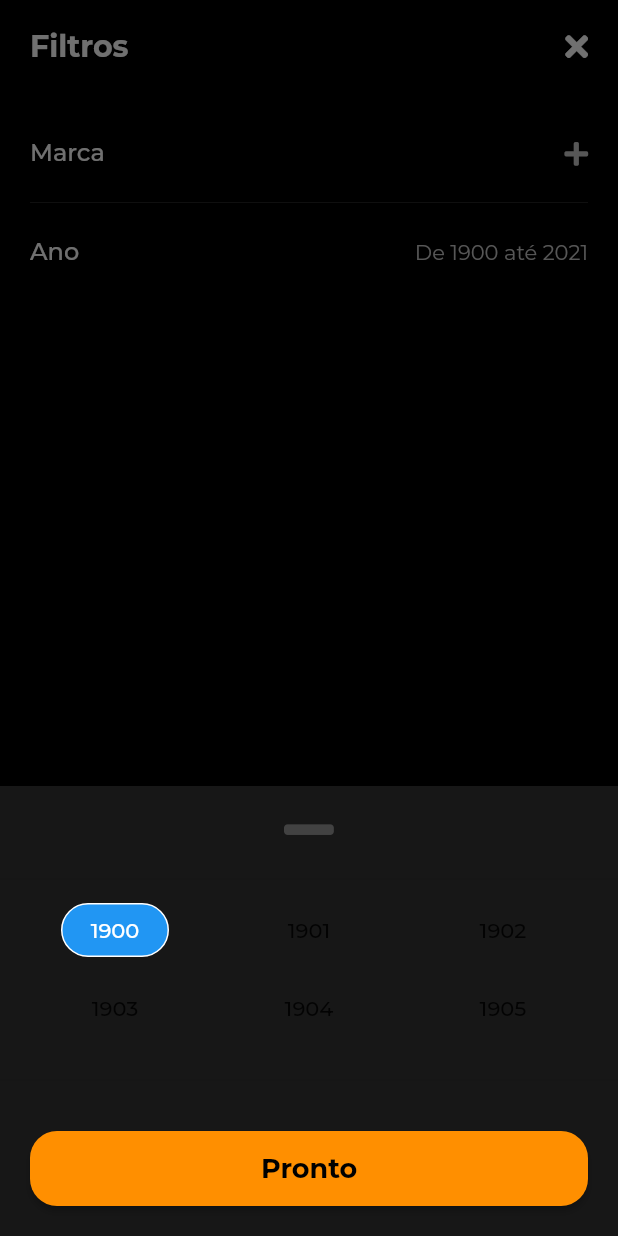
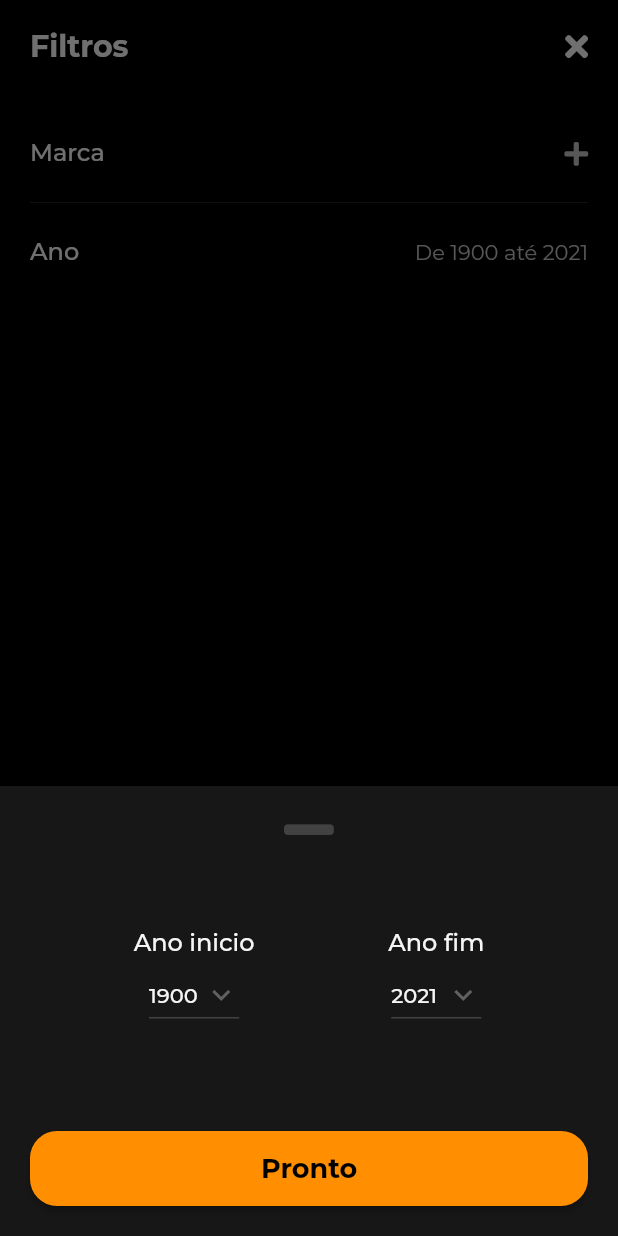
Before and after one commit to LucasPitol/ficha_tecnica_carros, a Flutter app: the FilterComponent screen opened directly with empty values, after a tap on "Ano", on a phone screen of 412 x 824 dp. Run offline on Flutter 3.47's test engine with Material 2 defaults, Android fonts, the phone set to English and light mode, and no system bars; our stand-ins replace cloud_firestore, firebase_core, font_awesome_flutter, google_fonts, smooth_page_indicator; accounts and stored records are empty; network calls fail.

Commit message:
https://app.clubhouse.io/pitol/story/523/filtro tarefas 4, 5 e 7: DONE

```diff
--- a/web_carros_app/lib/models/dtos/filterDto.dart
+++ b/web_carros_app/lib/models/dtos/filterDto.dart
@@ -1,11 +1,13 @@
+import '../brand.dart';
+
 class FilterDto {
-  String brand;
+  Brand brand;
   String model;
-  DateTime initDate;
-  DateTime endDate;
+  int initYear;
+  int endYear;
 
   FilterDto() {
-    this.initDate = DateTime(1900, 01, 01);
-    this.endDate = DateTime.now();
+    this.initYear = 1900;
+    this.endYear = DateTime.now().year;
   }
 }
--- a/web_carros_app/lib/pages/filter/filter_component.dart
+++ b/web_carros_app/lib/pages/filter/filter_component.dart
@@ -32,21 +32,22 @@ class _FilterComponentState extends State<FilterComponent> {
   bool isShowingSelectModelContainer;
   Brand selectedBrand;
   Model selectedModel;
-  DateTime initDate;
-  DateTime endDate;
+  int initYear;
+  int endYear;
 
   _FilterComponentState(this.previousFilter) {
     this._brandService = BrandService();
     this.newFilter = previousFilter;
+    this.selectedBrand = previousFilter.brand;
     this.isShowingSelectBrandContainer = false;
     this.isShowingSelectModelContainer = false;
     this.brandsLoading = false;
     this.brandList = [];
     this.modelList = [];
-    this.initDate = previousFilter.initDate;
-    this.endDate = previousFilter.endDate;
-    this.newFilter.initDate = initDate;
-    this.newFilter.endDate = endDate;
+    this.initYear = previousFilter.initYear;
+    this.endYear = previousFilter.endYear;
+    this.newFilter.initYear = initYear;
+    this.newFilter.endYear = endYear;
   }
 
   @override
@@ -90,7 +91,7 @@ class _FilterComponentState extends State<FilterComponent> {
         this.selectedBrand = brand;
       });
 
-      this.newFilter.brand = this.selectedBrand.name;
+      this.newFilter.brand = this.selectedBrand;
 
       this.hideSelectBrandContainer();
     }
@@ -180,20 +181,20 @@ class _FilterComponentState extends State<FilterComponent> {
   }
 
   showSelectYearBottomSheet() async {
-    Future<Tuple<DateTime, DateTime>> selectedValue = showModalBottomSheet(
+    Future<Tuple<int, int>> selectedValue = showModalBottomSheet(
         context: context,
         builder: (builder) {
-          return YearBottomSheetComponent(this.initDate, this.endDate);
+          return YearBottomSheetComponent(this.initYear, this.endYear);
         });
     selectedValue.then((value) {
       if (value != null) {
         setState(() {
-          this.initDate = value.a;
-          this.endDate = value.b;
+          this.initYear = value.a;
+          this.endYear = value.b;
         });
 
-        this.newFilter.initDate = initDate;
-        this.newFilter.endDate = endDate;
+        this.newFilter.initYear = initYear;
+        this.newFilter.endYear = endYear;
       }
     });
   }
@@ -300,9 +301,9 @@ class _FilterComponentState extends State<FilterComponent> {
                           ),
                           Text(
                             'De ' +
-                                this.initDate.year.toString() +
+                                this.initYear.toString() +
                                 ' até ' +
-                                this.endDate.year.toString(),
+                                this.endYear.toString(),
                             style: Styles.montTextGrey,
                           ),
                         ],
--- a/web_carros_app/lib/pages/filter/year_bottom_sheet_component.dart
+++ b/web_carros_app/lib/pages/filter/year_bottom_sheet_component.dart
@@ -1,38 +1,61 @@
+import 'package:font_awesome_flutter/font_awesome_flutter.dart';
+import 'package:google_fonts/google_fonts.dart';
+import 'package:web_carros_app/models/tuple.dart';
+import 'package:web_carros_app/utils/constants.dart';
+import 'package:web_carros_app/utils/styles.dart';
 import 'package:flutter/material.dart';
-import 'package:font_awesome_flutter/font_awesome_flutter.dart';
-import 'package:web_carros_app/models/tuple.dart';
-import 'package:web_carros_app/utils/styles.dart';
 
 class YearBottomSheetComponent extends StatefulWidget {
-  final DateTime initDate;
-  final DateTime endDate;
+  final int initYear;
+  final int endYear;
 
-  YearBottomSheetComponent(this.initDate, this.endDate);
+  YearBottomSheetComponent(this.initYear, this.endYear);
 
   @override
   _YearBottomSheetComponentState createState() =>
-      _YearBottomSheetComponentState(initDate, endDate);
+      _YearBottomSheetComponentState(initYear, endYear);
 }
 
 class _YearBottomSheetComponentState extends State<YearBottomSheetComponent> {
-  final DateTime initDate;
-  final DateTime endDate;
-  DateTime newInitDate;
-  DateTime newEndDate;
-  Tuple<DateTime, DateTime> dateRangeTuple;
+  final int initYear;
+  final int endYear;
+  int newInitYear;
+  int newEndYear;
+  Tuple<int, int> dateRangeTuple;
+  List<int> years;
 
-  _YearBottomSheetComponentState(this.initDate, this.endDate) {
-    this.dateRangeTuple = Tuple(initDate, endDate);
-    this.newInitDate = initDate;
-    this.newEndDate = endDate;
+  _YearBottomSheetComponentState(this.initYear, this.endYear) {
+    this.newInitYear = initYear;
+    this.newEndYear = endYear;
+    this._buildTuple();
+    this.years = Constants.getYears();
   }
 
-  _selectInitDate(newDate) {
-    this.dateRangeTuple = Tuple(newDate, endDate);
+  @override
+  void initState() {
+    super.initState();
   }
 
   void _selectDateRange() {
     Navigator.pop(context, dateRangeTuple);
+  }
+
+  _buildTuple() {
+    this.dateRangeTuple = Tuple(newInitYear, newEndYear);
+  }
+
+  _selectInitDate(int newValue) {
+    setState(() {
+      this.newInitYear = newValue;
+    });
+
+    this._buildTuple();
+  }
+
+  _selectEndDate(int newValue) {
+    this.newEndYear = newValue;
+
+    this._buildTuple();
   }
 
   @override
@@ -52,16 +75,95 @@ class _YearBottomSheetComponentState extends State<YearBottomSheetComponent> {
             ),
           ),
           Container(
-            height: 150,
-            child: YearPicker(
-              currentDate: this.initDate,
-              firstDate: DateTime(1900, 01, 01),
-              initialDate: this.initDate,
-              lastDate: DateTime.now(),
-              selectedDate: this.newInitDate,
-              onChanged: (DateTime newDate) {
-                this.newInitDate = newDate;
-              },
+            height: 80,
+            child: Row(
+              mainAxisAlignment: MainAxisAlignment.spaceEvenly,
+              children: [
+                Column(
+                  mainAxisAlignment: MainAxisAlignment.center,
+                  children: [
+                    Text(
+                      'Ano inicio',
+                      style: Styles.montText,
+                    ),
+                    DropdownButton<int>(
+                      dropdownColor: Styles.mainBackgroundColor,
+                      value: newInitYear,
+                      icon: Icon(
+                        Icons.keyboard_arrow_down,
+                        // color: Colors.grey,
+                      ),
+                      iconSize: 24,
+                      elevation: 16,
+                      style: GoogleFonts.montserrat(
+                        textStyle: TextStyle(
+                          fontWeight: FontWeight.w500,
+                          color: Colors.grey.shade100,
+                          fontSize: 14,
+                        ),
+                      ),
+                      underline: Container(
+                        height: 1,
+                        color: Colors.grey.shade800,
+                      ),
+                      onChanged: (int newValue) {
+                        _selectInitDate(newValue);
+                      },
+                      items: years.map<DropdownMenuItem<int>>((int item) {
+                        return DropdownMenuItem<int>(
+                          value: item,
+                          child: Text(
+                            item.toString(),
+                            style: Styles.montTextLittle,
+                          ),
+                        );
+                      }).toList(),
+                    ),
+                  ],
+                ),
+                Column(
+                  mainAxisAlignment: MainAxisAlignment.center,
+                  children: [
+                    Text(
+                      'Ano fim',
+                      style: Styles.montText,
+                    ),
+                    DropdownButton<int>(
+                      dropdownColor: Styles.mainBackgroundColor,
+                      value: newEndYear,
+                      icon: Icon(
+                        Icons.keyboard_arrow_down,
+                        // color: Colors.grey,
+                      ),
+                      iconSize: 24,
+                      elevation: 16,
+                      style: GoogleFonts.montserrat(
+                        textStyle: TextStyle(
+                          fontWeight: FontWeight.w500,
+                          color: Colors.grey.shade100,
+                          fontSize: 14,
+                        ),
+                      ),
+                      underline: Container(
+                        height: 1,
+                        color: Colors.grey.shade800,
+                      ),
+                      onChanged: (int newValue) {
+                        _selectEndDate(newValue);
+                      },
+                      items: years.map<DropdownMenuItem<int>>((int item) {
+                        return DropdownMenuItem<int>(
+                          value: item,
+                          child: Text(
+                            item.toString(),
+                            style: Styles.montTextLittle,
+                          ),
+                        );
+                      }).toList(),
+                    ),
+                  ],
+                ),
+              ],
             ),
           ),
           Container(
--- a/web_carros_app/lib/utils/constants.dart
+++ b/web_carros_app/lib/utils/constants.dart
@@ -2,5 +2,18 @@ class Constants {
   static const int home_page_index = 0;
   static const int list_page_index = 1;
 
-   static const String empty_string = '---';
+  static const String empty_string = '---';
+
+  static getYears() {
+    int initYear = 1900;
+    int finalYear = DateTime.now().year;
+
+    List<int> years = [];
+
+    for (int i = initYear; i <= finalYear; i++) {
+      years.add(i);
+    }
+
+    return years;
+  }
 }
```
